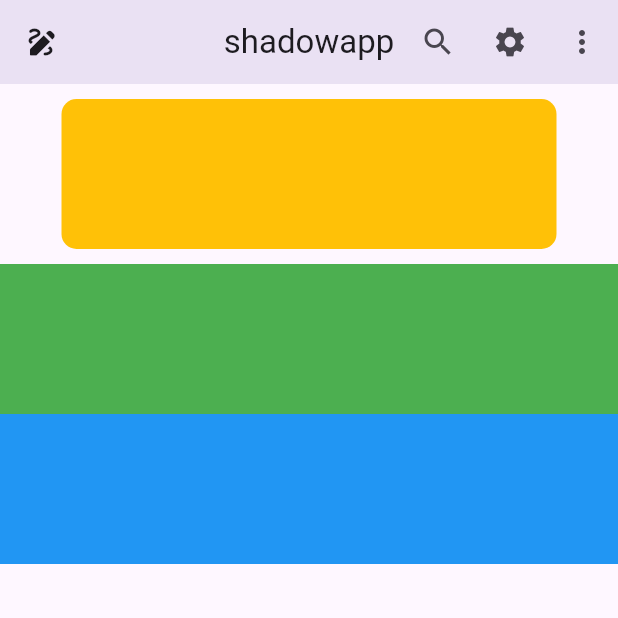
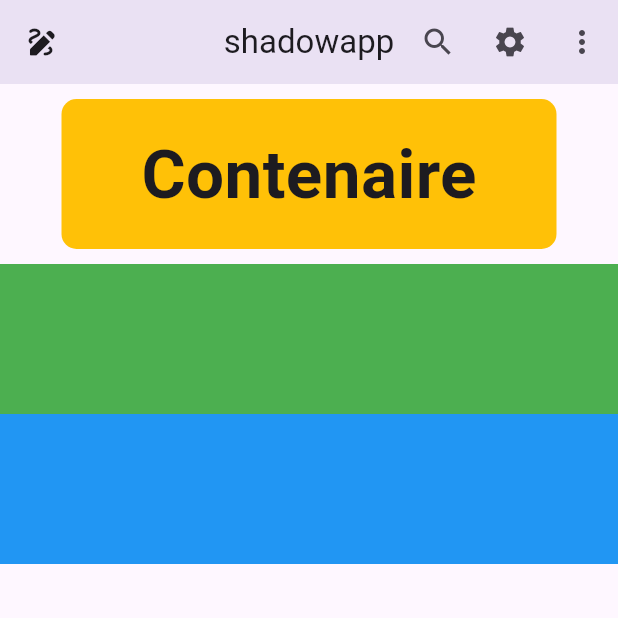
Before and after one commit to Shadow8021/flutter_learn, a Flutter app: the screen it shows after launch, on a phone screen of 412 x 824 dp, the top half of it. Run offline on Flutter 3.47's test engine with Material 3 defaults, Android fonts, the phone set to English and light mode, and no system bars.

Commit message:
container widget

```diff
--- a/lib/pages/home.dart
+++ b/lib/pages/home.dart
@@ -24,8 +24,13 @@ class Homepage extends StatelessWidget {
             margin: EdgeInsets.all(10),
             decoration: BoxDecoration(
               color: Colors.amber,
-
               borderRadius: BorderRadius.all(Radius.circular(10)),
+            ),
+            child: Center(
+              child: Text(
+                "Contenaire",
+                style: TextStyle(fontSize: 45, fontWeight: FontWeight.bold),
+              ),
             ),
           ),
           Container(height: 100, color: Colors.green),
```
